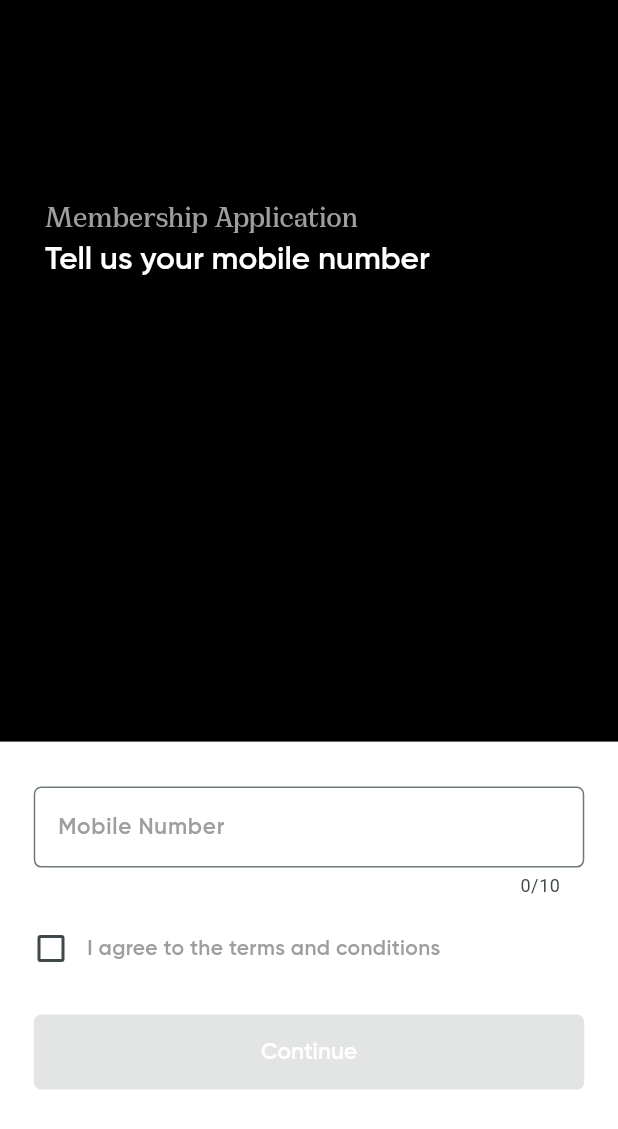
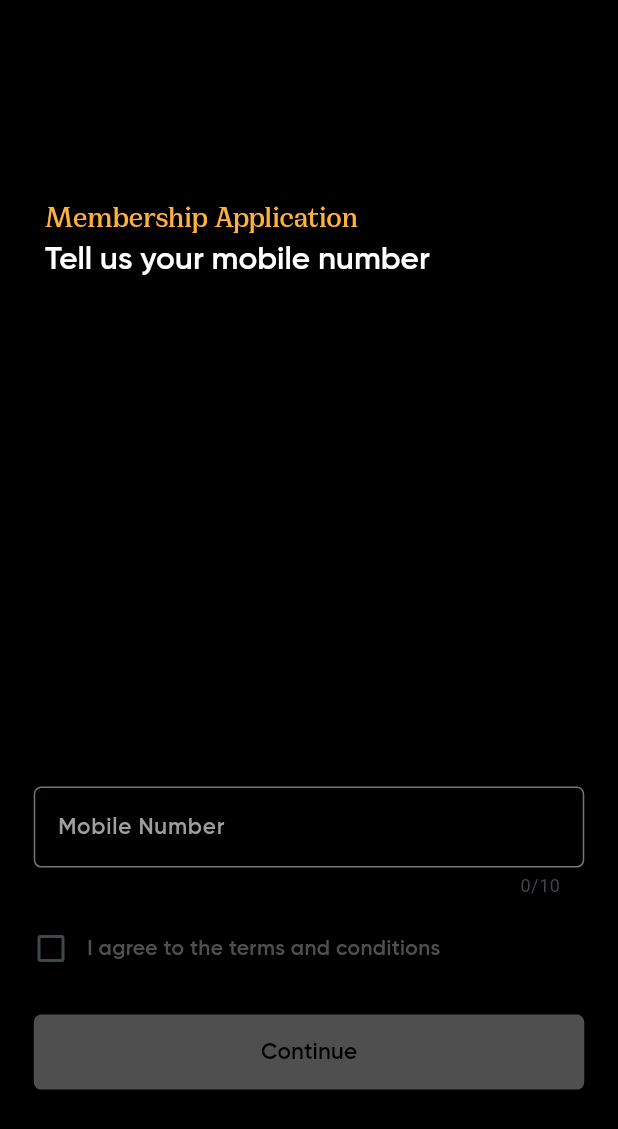
Before and after one commit to singhrishabh93/safe-connect-app, a Flutter app: the screen it shows after launch, on a phone screen of 412 x 824 dp. Shown: the top 1129 px of the screen. Run offline on Flutter 3.47's test engine with Material 3 defaults, Android fonts, the phone set to English and light mode, and no system bars; our stand-ins replace camera, carousel_slider, cloud_firestore, connectivity, firebase_auth, firebase_core and 14 more; missing offline and left inert: audio_session, flutter_phone_direct_caller, flutter_sound, flutter_sound_platform_interface, qr_code_scanner and 1 more; accounts and stored records are empty.

Commit message:
Login UI updated

```diff
--- a/lib/screens/LoginScreen/loginScreen.dart
+++ b/lib/screens/LoginScreen/loginScreen.dart
@@ -56,7 +56,7 @@ class _LoginScreenState extends State<LoginScreen> {
               child: Container(
                 height: MediaQuery.of(context).size.height,
                 width: MediaQuery.of(context).size.width,
-                color: Colors.white,
+                color: Colors.black,
                 child: Column(
                   children: [
                     Stack(
@@ -75,7 +75,7 @@ class _LoginScreenState extends State<LoginScreen> {
                                 padding: EdgeInsets.only(left: 30),
                                 child: DefaultTextStyle(
                                   style: TextStyle(
-                                    color: Colors.grey,
+                                    color: Color(0xffFFB13D),
                                     fontSize: 21,
                                     fontFamily: "cirka",
                                   ),
@@ -88,8 +88,8 @@ class _LoginScreenState extends State<LoginScreen> {
                                 height: 5,
                               ),
                               const Padding(
-                                padding:  EdgeInsets.only(left: 30),
-                                child:  DefaultTextStyle(
+                                padding: EdgeInsets.only(left: 30),
+                                child: DefaultTextStyle(
                                   style: TextStyle(
                                     color: Colors.white,
                                     fontSize: 21,
@@ -100,7 +100,6 @@ class _LoginScreenState extends State<LoginScreen> {
                                   ),
                                 ),
                               ),
-
                             ],
                           ),
                         ),
@@ -131,7 +130,7 @@ class _LoginScreenState extends State<LoginScreen> {
                         ),
                         keyboardType: TextInputType.number,
                         style: const TextStyle(
-                          color: Colors.black,
+                          color: Colors.white,
                           fontSize: 15,
                           fontFamily: "gilroy",
                         ),
@@ -152,14 +151,16 @@ class _LoginScreenState extends State<LoginScreen> {
                                 _isButtonClicked = _isChecked;
                               });
                             },
-                            activeColor: Colors.black,
+                            activeColor: Color(0xffFFB13D),
                           ),
                           Text(
                             'I agree to the terms and conditions',
                             style: TextStyle(
                               fontSize: 14,
                               fontFamily: "gilroy",
-                              color: _isChecked ? Colors.black : Colors.grey,
+                              color: _isChecked
+                                  ? Color(0xffFFB13D)
+                                  : Colors.grey.withOpacity(0.5),
                             ),
                           ),
                         ],
@@ -183,17 +184,27 @@ class _LoginScreenState extends State<LoginScreen> {
                         child: const Text(
                           "Continue",
                           style: TextStyle(
-                            color: Colors.white,
+                            color: Colors.black,
                             fontSize: 15,
                             fontFamily: "gilroy",
                           ),
                         ),
-                        style: ElevatedButton.styleFrom(
-                          backgroundColor: _isButtonClicked
-                              ? Colors.black
-                              : Colors.grey.withOpacity(0.5),
-                          shape: RoundedRectangleBorder(
-                            borderRadius: BorderRadius.circular(5),
+                        style: ButtonStyle(
+                          backgroundColor: MaterialStateProperty.resolveWith(
+                            (states) {
+                              if (_isChecked &&
+                                  !states.contains(MaterialState.disabled)) {
+                                return Color(0xffFFB13D);
+                              }
+                              return Colors.grey.withOpacity(
+                                  0.5); // Changed to blue when checkbox is not checked
+                            },
+                          ),
+                          shape:
+                              MaterialStateProperty.all<RoundedRectangleBorder>(
+                            RoundedRectangleBorder(
+                              borderRadius: BorderRadius.circular(5),
+                            ),
                           ),
                         ),
                       ),
```
Also changed, not shown: lib/BottomNavBar Features/SOSPopup.dart (+15 -4 lines).
